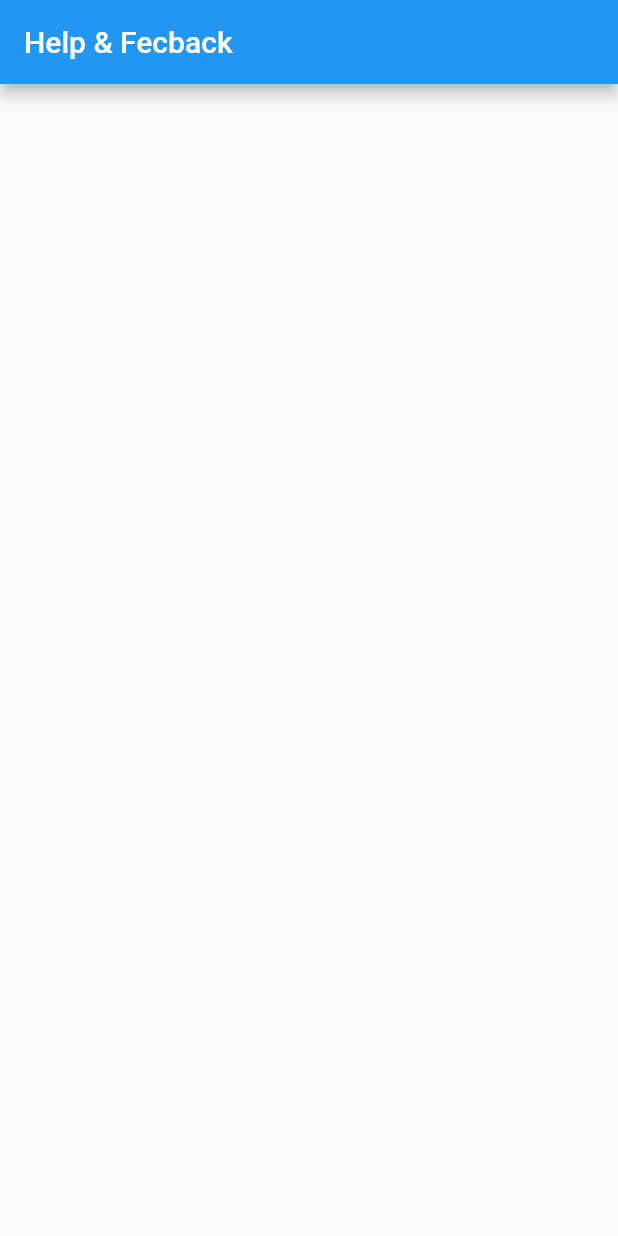
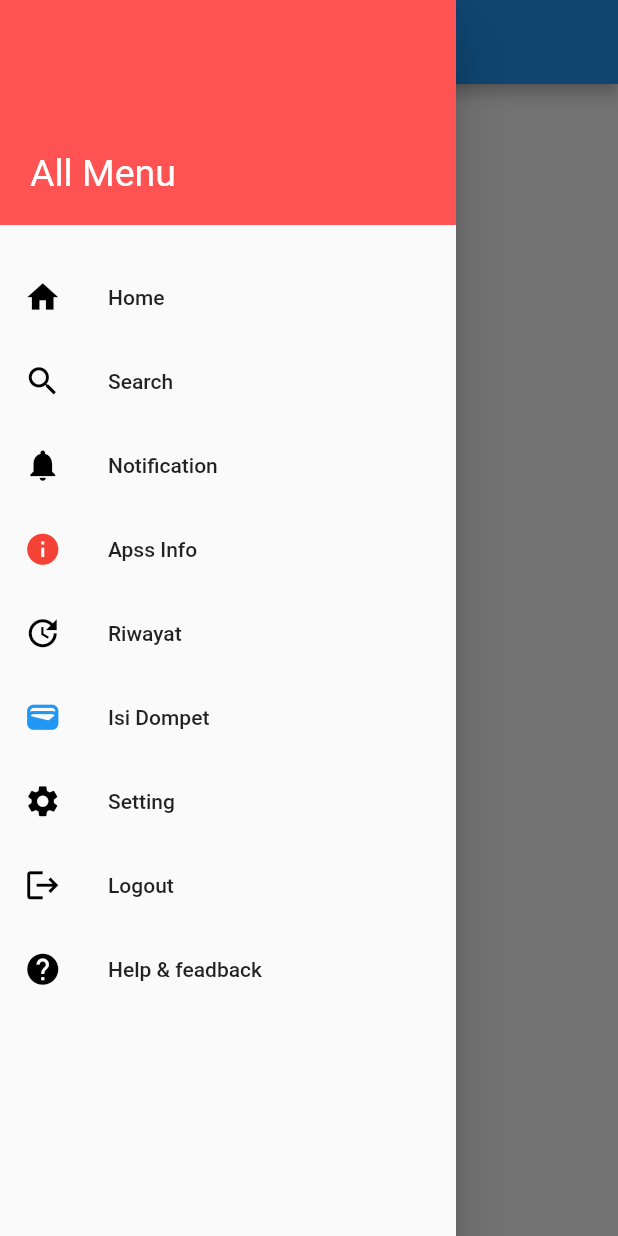
Before and after one commit to dwiponcosuripto4/mbakmu2, a Flutter app: the Help_Facback screen opened directly, with the side drawer open (before the commit the screen has no drawer), on a phone screen of 412 x 824 dp. Run offline on Flutter 3.47's test engine with Material 2 defaults, Android fonts, the phone set to English and light mode, and no system bars; our stand-ins replace firebase_auth, get; accounts and stored records are empty.

Commit message:
add fitur to icons Help&facback use widget listile

```diff
--- a/lib/icons_menu/help_facback.dart
+++ b/lib/icons_menu/help_facback.dart
@@ -1,3 +1,9 @@
+import 'package:final_project_2023/icons_menu/apps_info.dart';
+import 'package:final_project_2023/icons_menu/page_notification.dart';
+import 'package:final_project_2023/icons_menu/riwayat.dart';
+import 'package:final_project_2023/icons_menu/setting.dart';
+import 'package:final_project_2023/menu_utama.dart';
+import 'package:final_project_2023/page_login.dart';
 import 'package:flutter/material.dart';
 
 class Help_Facback extends StatelessWidget {
@@ -6,8 +12,203 @@ class Help_Facback extends StatelessWidget {
   @override
   Widget build(BuildContext context) {
     return Scaffold(
+      body: Column(
+        children: [
+          ListTile(
+            leading: Icon(
+              Icons.help,
+              size: 25,
+              color: Colors.black,
+            ),
+            title: Text(
+              "Pusat Bantuan",
+            ),
+          ),
+          ListTile(
+            leading: Icon(
+              Icons.security_rounded,
+              size: 25,
+              color: Colors.black,
+            ),
+            title: Text(
+              "Pusat Keamanan",
+            ),
+          ),
+        ],
+      ),
       appBar: AppBar(
-        title: Text("Help & Fecback"),
+        title: Text(
+          "Menu Utama",
+        ),
+      ),
+      drawer: Drawer(
+        child: Column(
+          children: [
+            Container(
+              padding: EdgeInsets.all(20),
+              width: double.infinity,
+              height: 150,
+              color: Colors.redAccent,
+              alignment: Alignment.bottomLeft,
+              child: Text(
+                "All Menu",
+                style: TextStyle(
+                  color: Colors.white,
+                  fontSize: 25,
+                ),
+              ),
+            ),
+            SizedBox(
+              height: 20,
+            ),
+            ListTile(
+              onTap: () {
+                Navigator.of(context).pushReplacement(
+                  MaterialPageRoute(
+                    builder: ((context) => Menu_Utama()),
+                  ),
+                );
+              },
+              leading: Icon(
+                Icons.home,
+                size: 25,
+                color: Colors.black,
+              ),
+              title: Text(
+                "Home",
+              ),
+            ),
+            ListTile(
+              leading: Icon(
+                Icons.search,
+                size: 25,
+                color: Colors.black,
+              ),
+              title: Text(
+                "Search",
+              ),
+            ),
+            ListTile(
+              onTap: () {
+                Navigator.of(context).pushReplacement(
+                  MaterialPageRoute(
+                    builder: ((context) => Page_Notification()),
+                  ),
+                );
+              },
+              leading: Icon(
+                Icons.notifications,
+                size: 25,
+                color: Colors.black,
+              ),
+              title: Text(
+                "Notification",
+              ),
+            ),
+            ListTile(
+              onTap: () {
+                Navigator.of(context).pushReplacement(
+                  MaterialPageRoute(
+                    builder: ((context) => Apps_Info()),
+                  ),
+                );
+              },
+              leading: Icon(
+                Icons.info,
+                size: 25,
+                color: Colors.red,
+              ),
+              title: Text(
+                "Apss Info",
+              ),
+            ),
+            ListTile(
+              onTap: () {
+                Navigator.of(context).pushReplacement(
+                  MaterialPageRoute(
+                    builder: ((context) => Riwayat()),
+                  ),
+                );
+              },
+              leading: Icon(
+                Icons.update_sharp,
+                size: 25,
+                color: Colors.black,
+              ),
+              title: Text(
+                "Riwayat",
+              ),
+            ),
+            ListTile(
+              onTap: () {
+                Navigator.of(context).pushReplacement(
+                  MaterialPageRoute(
+                    builder: ((context) => Menu_Utama()),
+                  ),
+                );
+              },
+              leading: Icon(
+                Icons.wallet,
+                size: 25,
+                color: Colors.blue,
+              ),
+              title: Text(
+                "Isi Dompet",
+              ),
+            ),
+            ListTile(
+              onTap: () {
+                Navigator.of(context).pushReplacement(
+                  MaterialPageRoute(
+                    builder: ((context) => Setting()),
+                  ),
+                );
+              },
+              leading: Icon(
+                Icons.settings,
+                size: 25,
+                color: Colors.black,
+              ),
+              title: Text(
+                "Setting",
+              ),
+            ),
+            ListTile(
+              onTap: (() {
+                Navigator.of(context).pushReplacement(
+                  MaterialPageRoute(
+                    builder: ((context) => Page_Login()),
+                  ),
+                );
+              }),
+              leading: Icon(
+                Icons.logout,
+                size: 25,
+                color: Colors.black,
+              ),
+              title: Text(
+                "Logout",
+              ),
+            ),
+            ListTile(
+              onTap: () {
+                Navigator.of(context).pushReplacement(
+                  MaterialPageRoute(
+                    builder: ((context) => Help_Facback()),
+                  ),
+                );
+              },
+              leading: Icon(
+                Icons.help,
+                size: 25,
+                color: Colors.black,
+              ),
+              title: Text(
+                "Help & feadback",
+              ),
+            ),
+          ],
+        ),
       ),
     );
   }
```
